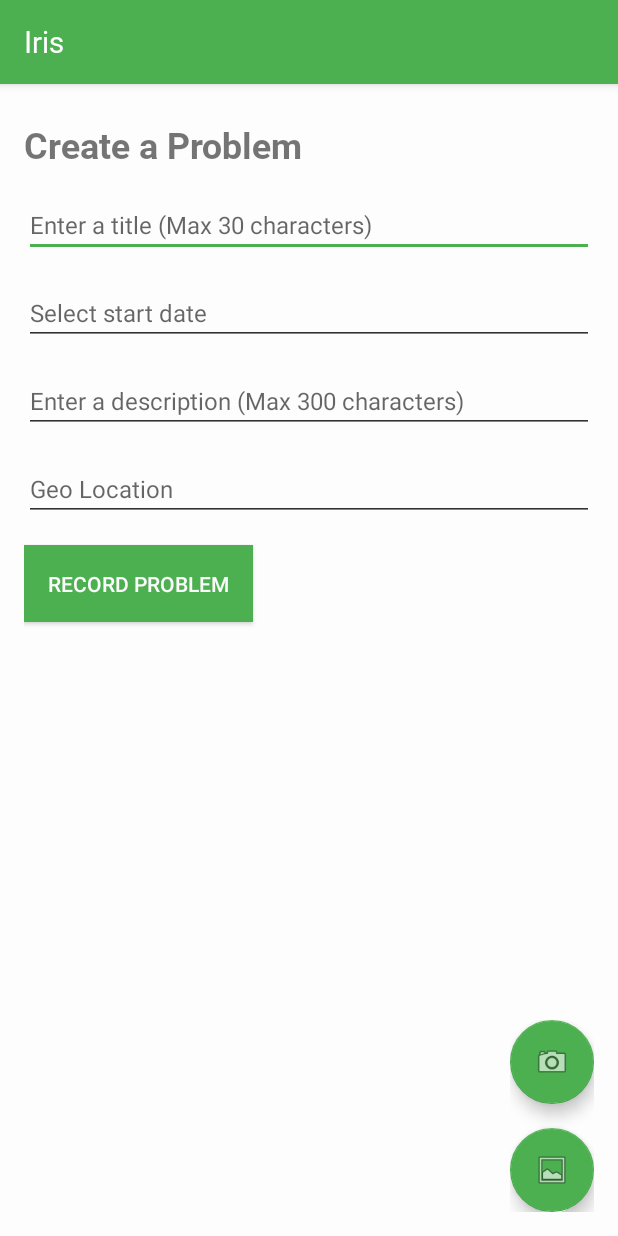
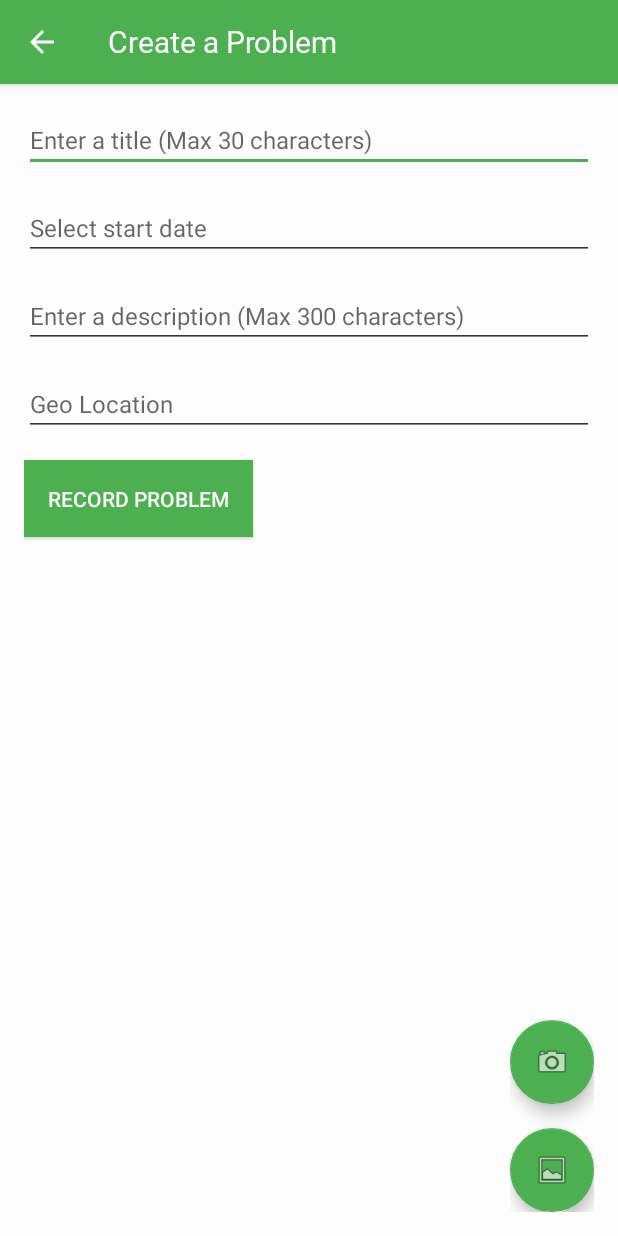
Before and after one commit to CMPUT301F18T07/TheIrisProject, an Android app: the AddProblemActivity screen opened directly, with no data from a screen before it, on a phone screen of 412 x 824 dp. Run offline under Robolectric (Android 15) with nearby library versions, the phone set to English and light mode, and no system bars; libraries missing offline, so code that uses them is left out: com.searchly.jestdroid, io.searchbox.client; 1 statement that could not run was skipped.

Commit message:
removed title text for addproblem/ javadocs

```diff
--- a/app/src/main/AndroidManifest.xml
+++ b/app/src/main/AndroidManifest.xml
@@ -29,7 +29,10 @@
 
         <activity android:name=".activity.RecordListActivity"></activity>
         <activity android:name=".activity.ProblemListActivity"></activity>
-        <activity android:name=".activity.AddProblemActivity"></activity>
+        <activity
+            android:name=".activity.AddProblemActivity"
+            android:label="@string/create_a_problem"
+            android:parentActivityName=".activity.ProblemListActivity"></activity>
         <activity android:name=".activity.ViewProblemActivity"></activity>
 
     </application>
--- a/app/src/main/java/com/team7/cmput301/android/theirisproject/model/BodyPhoto.java
+++ b/app/src/main/java/com/team7/cmput301/android/theirisproject/model/BodyPhoto.java
@@ -10,6 +10,12 @@ import com.team7.cmput301.android.theirisproject.ImageConverter;
 
 import io.searchbox.annotations.JestId;
 
+/**
+ * BodyPhoto is a model to parse bodyphoto type object to from
+ * our database
+ *
+ * @author itstc
+ * */
 public class BodyPhoto {
 
     @JestId
--- a/app/src/main/java/com/team7/cmput301/android/theirisproject/task/AddBodyPhotoTask.java
+++ b/app/src/main/java/com/team7/cmput301/android/theirisproject/task/AddBodyPhotoTask.java
@@ -17,6 +17,11 @@ import java.util.ArrayList;
 
 import io.searchbox.core.Index;
 
+/**
+ * AddBodyPhotoTask asynchronously adds bodyphotos to the database
+ *
+ * @author itstc
+ * */
 public class AddBodyPhotoTask extends AsyncTask<ArrayList<BodyPhoto>, Void, Boolean> {
     private Callback cb;
     public AddBodyPhotoTask(Callback cb) {
--- a/app/src/main/res/layout/activity_add_problem.xml
+++ b/app/src/main/res/layout/activity_add_problem.xml
@@ -13,18 +13,6 @@
             android:paddingHorizontal="16dp"
             android:orientation="vertical">
 
-
-            <TextView
-                android:id="@+id/create_prob_text_view"
-                android:layout_width="wrap_content"
-                android:layout_height="wrap_content"
-                android:layout_marginTop="24dp"
-                android:text="@string/create_a_problem"
-                android:textSize="24sp"
-                android:fontFamily="@font/roboto_bold"
-                app:layout_constraintEnd_toEndOf="parent"
-                app:layout_constraintStart_toStartOf="parent"
-                app:layout_constraintTop_toTopOf="parent" />
 
             <EditText
                 android:id="@+id/problem_title_edit_text"
```
Also changed, not shown: app/src/main/java/com/team7/cmput301/android/theirisproject/ImageConverter.java (+21 -0 lines), app/src/main/java/com/team7/cmput301/android/theirisproject/ImageViewHolder.java (deleted, +0 -18 lines), app/src/main/java/com/team7/cmput301/android/theirisproject/activity/AddProblemActivity.java (+3 -5 lines).
